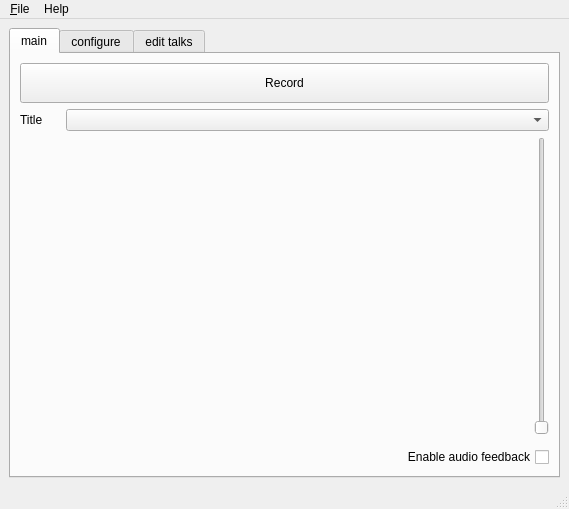
Freeseer/freeseer, file forms/freeseer_ui_qt.ui: the form before one commit.
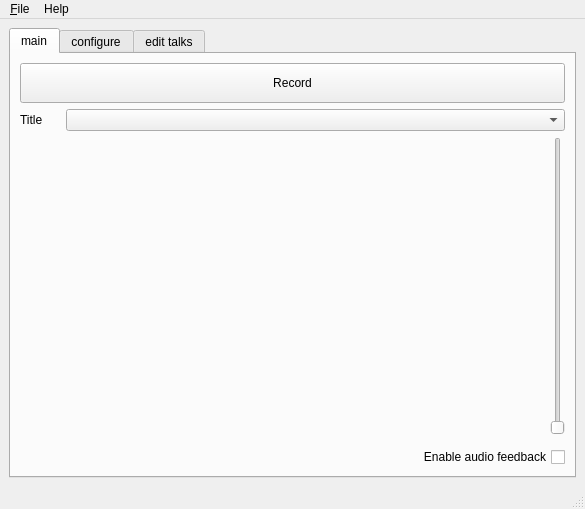
The form after the commit.

Commit message: made the qslider none clickable

```diff
--- a/forms/freeseer_ui_qt.ui
+++ b/forms/freeseer_ui_qt.ui
@@ -6,7 +6,7 @@
    <rect>
     <x>0</x>
     <y>0</y>
-    <width>538</width>
+    <width>585</width>
     <height>509</height>
    </rect>
   </property>
@@ -96,6 +96,9 @@
           </item>
           <item row="0" column="2">
            <widget class="QSlider" name="audioFeedbackSlider">
+            <property name="enabled">
+             <bool>false</bool>
+            </property>
             <property name="orientation">
              <enum>Qt::Vertical</enum>
             </property>
@@ -501,8 +504,8 @@
     <rect>
      <x>0</x>
      <y>0</y>
-     <width>538</width>
-     <height>19</height>
+     <width>585</width>
+     <height>21</height>
     </rect>
    </property>
    <widget class="QMenu" name="menuFile">
```
The commit also changes 1 other file.
